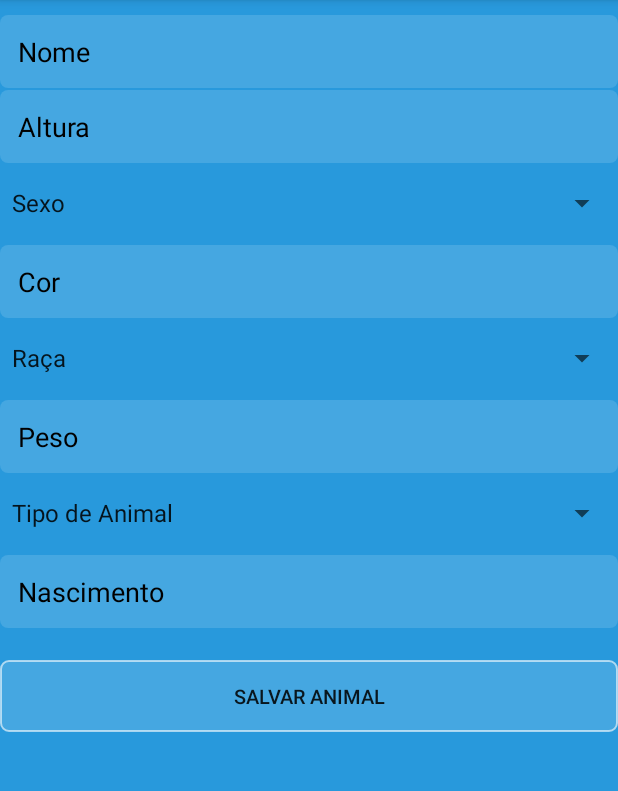
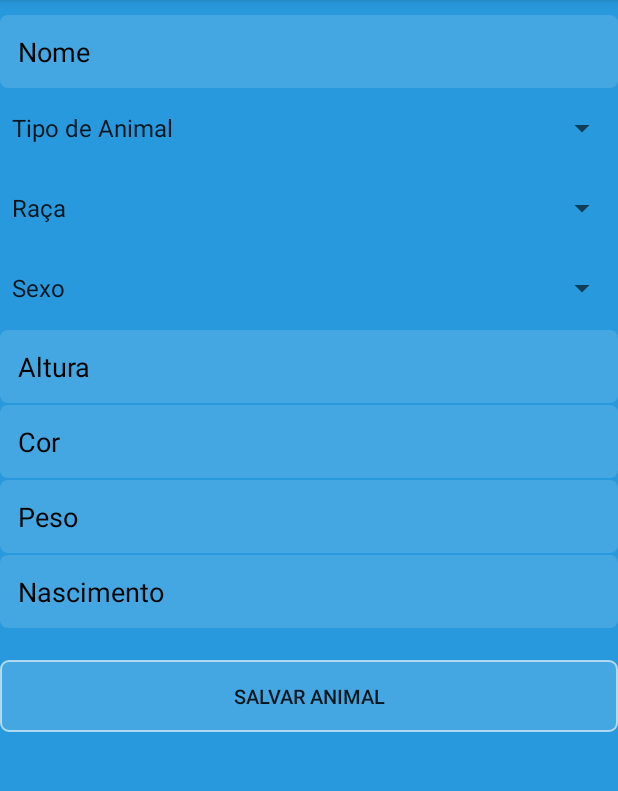
Before and after one commit to acarlos94/MyPet, an Android app: the MainActivity screen opened directly, with no data from a screen before it, after a tap on "CADASTRAR ANIMAL", on a phone screen of 412 x 824 dp, the part 84-875 px from its top. Run offline under Robolectric (Android 15) with nearby library versions, the phone set to English and light mode, and no system bars; 4 statements that could not run were skipped.

Commit message:
Mais um Pet1.1

```diff
--- a/app/src/main/res/layout/activity_cadastrar_animal.xml
+++ b/app/src/main/res/layout/activity_cadastrar_animal.xml
@@ -24,6 +24,32 @@
         android:layout_alignParentStart="true"
         android:layout_marginTop="10dp" />
 
+
+    <Spinner
+
+        android:layout_width="match_parent"
+        android:layout_height="wrap_content"
+        android:id="@+id/spinnerTipoAnimal"
+        android:layout_weight="0.08"
+        />
+
+    <Spinner
+
+        android:layout_width="match_parent"
+
+        android:layout_height="wrap_content"
+        android:id="@+id/spinnerRaca"
+        android:layout_weight="0.08" />
+
+    <Spinner
+
+        android:layout_width="match_parent"
+        android:layout_height="wrap_content"
+        android:id="@+id/spinnerTipo"
+        android:layout_weight="0.08"
+
+        />
+
     <EditText
         android:layout_width="match_parent"
         android:layout_height="wrap_content"
@@ -39,13 +65,7 @@
         android:layout_alignParentStart="true"
         android:layout_marginTop="1dp" />
 
-    <Spinner
 
-        android:layout_width="match_parent"
-        android:layout_height="wrap_content"
-        android:id="@+id/spinnerTipo"
-        android:layout_weight="0.08"
-        />
 
 
     <EditText
@@ -63,12 +83,7 @@
         android:layout_alignParentStart="true"
         android:layout_marginTop="1dp" />
 
-    <Spinner
 
-        android:layout_width="match_parent"
-        android:layout_height="wrap_content"
-        android:id="@+id/spinnerRaca"
-        android:layout_weight="0.08" />
 
     <EditText
         android:layout_width="match_parent"
@@ -85,13 +100,7 @@
         android:layout_alignParentStart="true"
         android:layout_marginTop="1dp" />
 
-    <Spinner
 
-        android:layout_width="match_parent"
-        android:layout_height="wrap_content"
-        android:id="@+id/spinnerTipoAnimal"
-        android:layout_weight="0.08"
-        />
 
 
     <EditText
```
Also changed, not shown: app/src/main/java/banzoprojects/com/pet/infra/DbHelper.java (+18 -22 lines).
